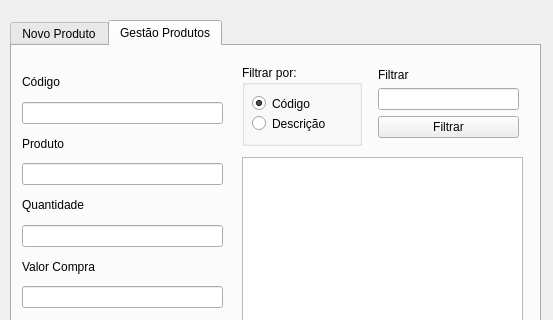
Before: the Qt Designer form Controle_Estoque/estoque.ui in danjour/Estoque, drawn with Qt 5; both pictures show x 0 to 553 and y 0 to 320 of the 553 by 490 pixel window.
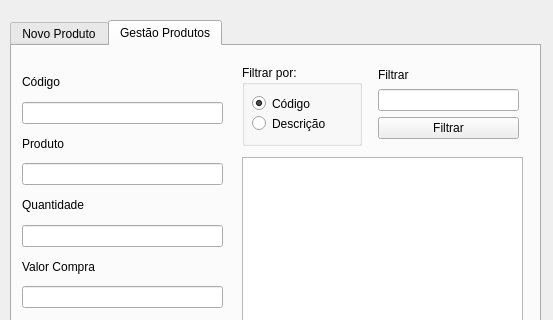
After: the same form once the commit is applied. The open tabs and pages were chosen to show the change.

What changed in the file:
```diff
--- a/Controle_Estoque/estoque.ui
+++ b/Controle_Estoque/estoque.ui
@@ -241,7 +241,7 @@
       </property>
      </widget>
     </widget>
-    <widget class="QWidget" name="">
+    <widget class="QWidget" name="layoutWidget">
      <property name="geometry">
       <rect>
        <x>10</x>
@@ -335,13 +335,13 @@
       </item>
      </layout>
     </widget>
-    <widget class="QWidget" name="">
+    <widget class="QWidget" name="layoutWidget">
      <property name="geometry">
       <rect>
        <x>366</x>
        <y>21</y>
        <width>141</width>
-       <height>71</height>
+       <height>72</height>
       </rect>
      </property>
      <layout class="QVBoxLayout" name="verticalLayout_13">
```
